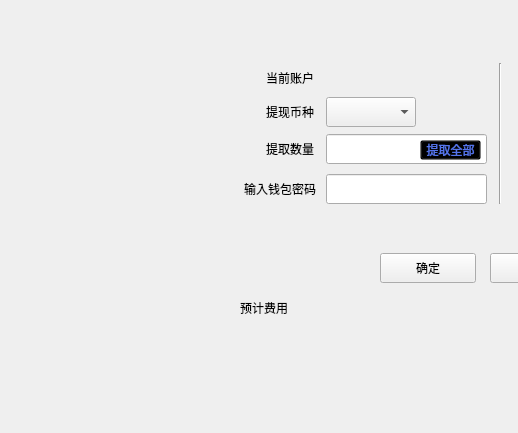
HcashOrg/hx-indicator, file exchange/withdrawexchangecontractdialog.ui: the form before one commit; both pictures show x 0 to 518 and y 147 to 580 of the 960 by 580 pixel window.
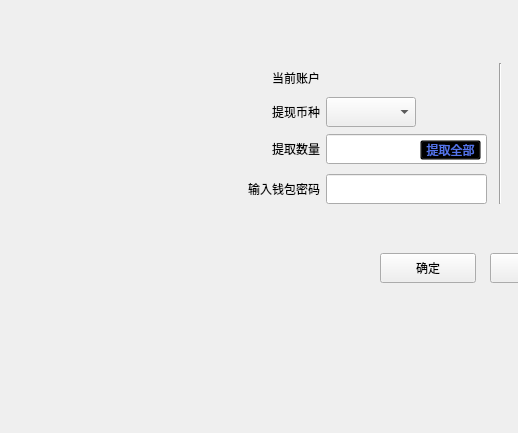
The form after the commit.

The edit to the form file:
```diff
--- a/exchange/withdrawexchangecontractdialog.ui
+++ b/exchange/withdrawexchangecontractdialog.ui
@@ -77,15 +77,21 @@
     <widget class="QLabel" name="label">
      <property name="geometry">
       <rect>
-       <x>36</x>
-       <y>151</y>
-       <width>54</width>
-       <height>30</height>
+       <x>0</x>
+       <y>148</y>
+       <width>90</width>
+       <height>36</height>
       </rect>
      </property>
      <property name="text">
       <string>提取数量</string>
      </property>
+     <property name="alignment">
+      <set>Qt::AlignRight|Qt::AlignTrailing|Qt::AlignVCenter</set>
+     </property>
+     <property name="wordWrap">
+      <bool>true</bool>
+     </property>
     </widget>
     <widget class="QLineEdit" name="amountLineEdit">
      <property name="geometry">
@@ -121,10 +127,10 @@
     <widget class="QLabel" name="label_2">
      <property name="geometry">
       <rect>
-       <x>-14</x>
-       <y>191</y>
-       <width>100</width>
-       <height>30</height>
+       <x>0</x>
+       <y>188</y>
+       <width>90</width>
+       <height>36</height>
       </rect>
      </property>
      <property name="text">
@@ -133,6 +139,9 @@
      <property name="alignment">
       <set>Qt::AlignRight|Qt::AlignTrailing|Qt::AlignVCenter</set>
      </property>
+     <property name="wordWrap">
+      <bool>true</bool>
+     </property>
     </widget>
     <widget class="QLineEdit" name="pwdLineEdit">
      <property name="geometry">
@@ -150,28 +159,40 @@
     <widget class="QLabel" name="label_4">
      <property name="geometry">
       <rect>
-       <x>36</x>
-       <y>80</y>
-       <width>60</width>
-       <height>30</height>
+       <x>0</x>
+       <y>77</y>
+       <width>90</width>
+       <height>36</height>
       </rect>
      </property>
      <property name="text">
       <string>当前账户</string>
      </property>
+     <property name="alignment">
+      <set>Qt::AlignRight|Qt::AlignTrailing|Qt::AlignVCenter</set>
+     </property>
+     <property name="wordWrap">
+      <bool>true</bool>
+     </property>
     </widget>
     <widget class="QLabel" name="label_5">
      <property name="geometry">
       <rect>
-       <x>36</x>
-       <y>114</y>
-       <width>60</width>
-       <height>30</height>
+       <x>0</x>
+       <y>111</y>
+       <width>90</width>
+       <height>36</height>
       </rect>
      </property>
      <property name="text">
       <string>提现币种</string>
      </property>
+     <property name="alignment">
+      <set>Qt::AlignRight|Qt::AlignTrailing|Qt::AlignVCenter</set>
+     </property>
+     <property name="wordWrap">
+      <bool>true</bool>
+     </property>
     </widget>
     <widget class="QComboBox" name="assetComboBox">
      <property name="geometry">
@@ -244,32 +265,6 @@
       <string/>
      </property>
     </widget>
-    <widget class="QLabel" name="label_3">
-     <property name="geometry">
-      <rect>
-       <x>10</x>
-       <y>310</y>
-       <width>54</width>
-       <height>30</height>
-      </rect>
-     </property>
-     <property name="text">
-      <string>预计费用</string>
-     </property>
-    </widget>
-    <widget class="QLabel" name="contractFeeLabel">
-     <property name="geometry">
-      <rect>
-       <x>70</x>
-       <y>310</y>
-       <width>120</width>
-       <height>30</height>
-      </rect>
-     </property>
-     <property name="text">
-      <string/>
-     </property>
-    </widget>
     <widget class="QStackedWidget" name="stackedWidget">
      <property name="geometry">
       <rect>
```
